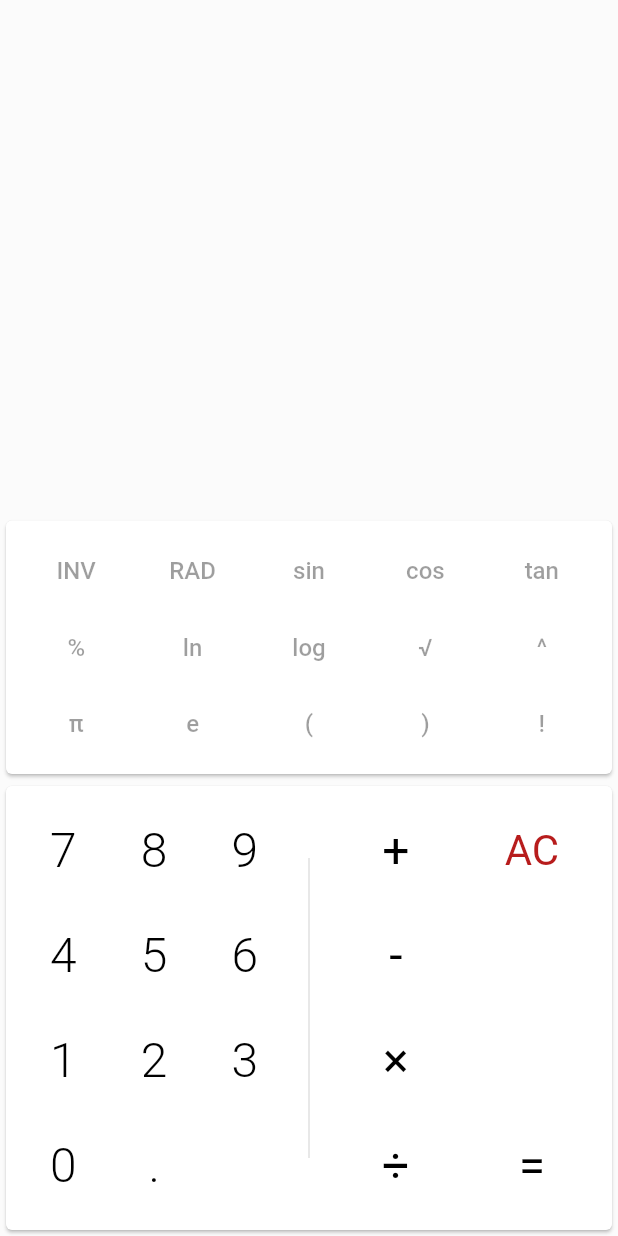
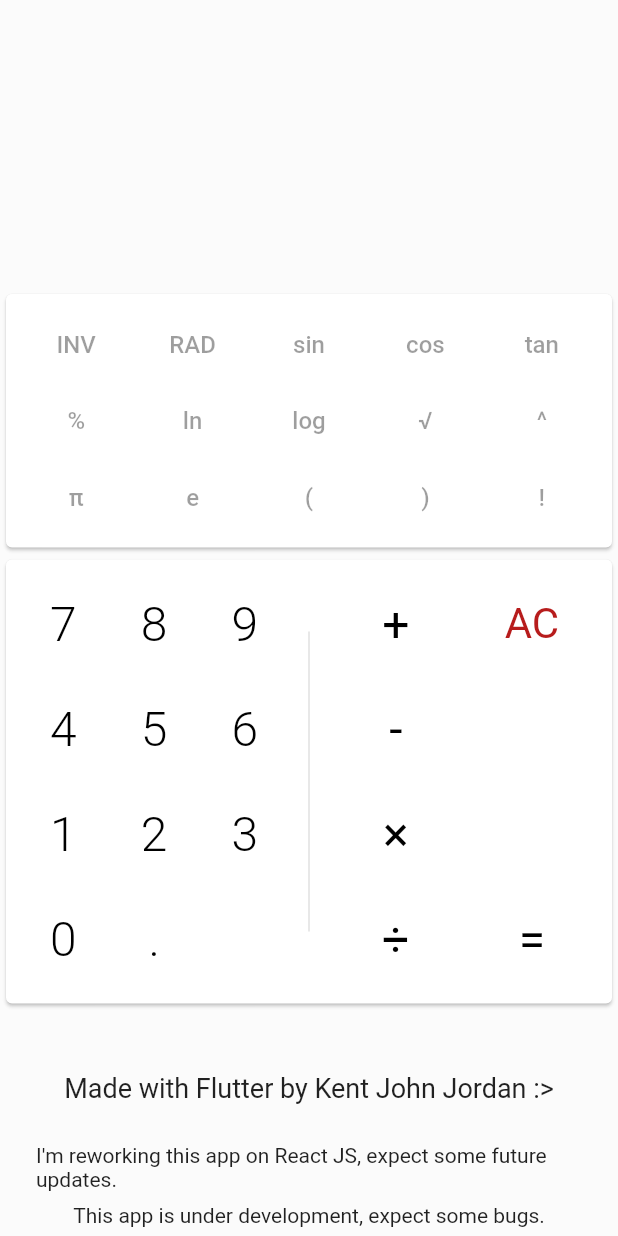
Before and after one commit to kentjordan/Calculator, a Flutter app: the screen it shows after launch, on a phone screen of 412 x 824 dp. Run offline on Flutter 3.47's test engine with Material 2 defaults, Android fonts, the phone set to English and light mode, and no system bars; our stand-ins replace google_fonts.

Commit message:
Minor changes

```diff
--- a/lib/main.dart
+++ b/lib/main.dart
@@ -61,7 +61,7 @@ class _CalculatorState extends State<Calculator> {
                       scrollDirection: Axis.horizontal,
                       child: Text(
                         realTimeInput(),
-                                 overflow: TextOverflow.fade,
+                        overflow: TextOverflow.fade,
                         style: GoogleFonts.roboto(
                           fontSize: textInputSize,
                           color: Colors.black,
@@ -831,6 +831,34 @@ class _CalculatorState extends State<Calculator> {
                 ),
               ),
             ),
+            Padding(
+              child: Column(
+                children: [
+                  Padding(
+                    padding: EdgeInsets.all(18),
+                    child: Text(
+                      'Made with Flutter by Kent John Jordan :>',
+                      style: TextStyle(fontSize: 18),
+                    ),
+                  ),
+                  SizedBox(
+                    height: 8,
+                  ),
+                  Text(
+                    'I\'m reworking this app on React JS, expect some future updates.',
+                    style: TextStyle(fontSize: 14),
+                  ),
+                  SizedBox(
+                    height: 8,
+                  ),
+                  Text(
+                    'This app is under development, expect some bugs.',
+                    style: TextStyle(fontSize: 14),
+                  ),
+                ],
+              ),
+              padding: EdgeInsets.all(24),
+            )
           ],
         ),
       ),
@@ -912,7 +940,6 @@ void logic(String btn) {
   }
 
   print(inputData);
-
 }
 
 String realTimeInput() {
```
Also changed, not shown: pubspec.lock.
